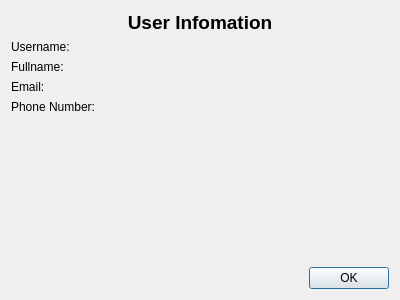
Qt form src/components/dialogs/user/userdetailsdialog.ui (DamPhuQuy/Scientific-Article-Management) before a commit.
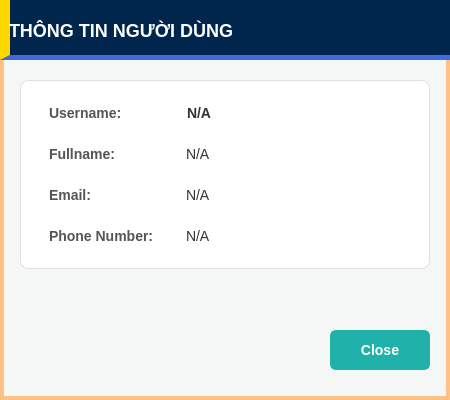
The same form after that commit.

What changed in the file:
```diff
--- a/src/components/dialogs/user/userdetailsdialog.ui
+++ b/src/components/dialogs/user/userdetailsdialog.ui
@@ -6,37 +6,104 @@
    <rect>
     <x>0</x>
     <y>0</y>
-    <width>400</width>
-    <height>300</height>
+    <width>450</width>
+    <height>400</height>
    </rect>
   </property>
   <property name="windowTitle">
    <string>Author Details</string>
   </property>
-  <property name="modal">
-   <bool>true</bool>
+  <property name="styleSheet">
+   <string notr="true">QDialog#UserDetailsDialog{background-color:#f4f7f6;border:4px solid #FFC085;}QWidget{font-family:&quot;Segoe UI&quot;,Arial,sans-serif;font-size:14px;}</string>
   </property>
   <layout class="QVBoxLayout" name="verticalLayout">
+   <property name="spacing">
+    <number>0</number>
+   </property>
+   <property name="leftMargin">
+    <number>0</number>
+   </property>
+   <property name="topMargin">
+    <number>0</number>
+   </property>
+   <property name="rightMargin">
+    <number>0</number>
+   </property>
+   <property name="bottomMargin">
+    <number>20</number>
+   </property>
+   <item>
+    <widget class="QWidget" name="headerContainer" native="true">
+     <property name="minimumSize">
+      <size>
+       <width>0</width>
+       <height>60</height>
+      </size>
+     </property>
+     <property name="styleSheet">
+      <string notr="true">QWidget#headerContainer{background-color:#00264d;border-bottom:5px solid #4169E1;border-left:10px solid #FFD700;}</string>
+     </property>
+     <layout class="QHBoxLayout" name="horizontalLayout">
    <item>
     <widget class="QLabel" name="labelDetailName">
-     <property name="font">
-      <font>
-       <pointsize>14</pointsize>
-       <bold>true</bold>
-      </font>
+        <property name="styleSheet">
+         <string notr="true">color:#ffffff;font-weight:900;font-size:18px;background:transparent;</string>
      </property>
      <property name="text">
-      <string>User Infomation</string>
+         <string>THÔNG TIN NGƯỜI DÙNG</string>
      </property>
      <property name="alignment">
-      <set>Qt::AlignmentFlag::AlignCenter</set>
+         <set>Qt::AlignmentFlag::AlignLeading|Qt::AlignmentFlag::AlignLeft|Qt::AlignmentFlag::AlignVCenter</set>
      </property>
     </widget>
    </item>
+     </layout>
+    </widget>
+   </item>
    <item>
+    <widget class="QWidget" name="bodyContainer" native="true">
+     <layout class="QVBoxLayout" name="verticalLayout_2">
+      <property name="leftMargin">
+       <number>20</number>
+      </property>
+      <property name="topMargin">
+       <number>20</number>
+      </property>
+      <property name="rightMargin">
+       <number>20</number>
+      </property>
+      <property name="bottomMargin">
+       <number>10</number>
+      </property>
+      <item>
+       <widget class="QWidget" name="infoBox" native="true">
+        <property name="styleSheet">
+         <string notr="true">QWidget#infoBox{background-color:#ffffff;border:1px solid #e0e0e0;border-radius:8px;}QLabel{padding:5px;}</string>
+        </property>
     <layout class="QFormLayout" name="formLayoutDetails">
+         <property name="horizontalSpacing">
+          <number>15</number>
+         </property>
+         <property name="verticalSpacing">
+          <number>15</number>
+         </property>
+         <property name="leftMargin">
+          <number>20</number>
+         </property>
+         <property name="topMargin">
+          <number>20</number>
+         </property>
+         <property name="rightMargin">
+          <number>20</number>
+         </property>
+         <property name="bottomMargin">
+          <number>20</number>
+         </property>
      <item row="0" column="0">
       <widget class="QLabel" name="lblUsername">
+           <property name="styleSheet">
+            <string notr="true">font-weight:bold;color:#555555;</string>
+           </property>
        <property name="text">
         <string>Username:</string>
        </property>
@@ -44,13 +111,19 @@
      </item>
      <item row="0" column="1">
       <widget class="QLabel" name="labelDetailUsername">
+           <property name="styleSheet">
+            <string notr="true">color:#333333;font-weight:bold;</string>
+           </property>
        <property name="text">
-        <string/>
+            <string>N/A</string>
        </property>
       </widget>
      </item>
      <item row="1" column="0">
       <widget class="QLabel" name="lblFullName">
+           <property name="styleSheet">
+            <string notr="true">font-weight:bold;color:#555555;</string>
+           </property>
        <property name="text">
         <string>Fullname:</string>
        </property>
@@ -58,13 +131,19 @@
      </item>
      <item row="1" column="1">
       <widget class="QLabel" name="labelDetailFullname">
+           <property name="styleSheet">
+            <string notr="true">color:#333333;</string>
+           </property>
        <property name="text">
-        <string/>
+            <string>N/A</string>
        </property>
       </widget>
      </item>
      <item row="2" column="0">
       <widget class="QLabel" name="lblEmail">
+           <property name="styleSheet">
+            <string notr="true">font-weight:bold;color:#555555;</string>
+           </property>
        <property name="text">
         <string>Email:</string>
        </property>
@@ -72,13 +151,19 @@
      </item>
      <item row="2" column="1">
       <widget class="QLabel" name="labelDetailEmail">
+           <property name="styleSheet">
+            <string notr="true">color:#333333;</string>
+           </property>
        <property name="text">
-        <string/>
+            <string>N/A</string>
        </property>
       </widget>
      </item>
      <item row="3" column="0">
       <widget class="QLabel" name="lblPhoneNumer">
+           <property name="styleSheet">
+            <string notr="true">font-weight:bold;color:#555555;</string>
+           </property>
        <property name="text">
         <string>Phone Number:</string>
        </property>
@@ -86,12 +171,16 @@
      </item>
      <item row="3" column="1">
       <widget class="QLabel" name="labelDetailPhoneNumber">
+           <property name="styleSheet">
+            <string notr="true">color:#333333;</string>
+           </property>
        <property name="text">
-        <string/>
+            <string>N/A</string>
        </property>
       </widget>
      </item>
     </layout>
+       </widget>
    </item>
    <item>
     <spacer name="verticalSpacer">
@@ -107,8 +196,6 @@
     </spacer>
    </item>
    <item>
-    <layout class="QVBoxLayout" name="verticalLayout_3">
-     <item>
       <layout class="QHBoxLayout" name="horizontalLayout_2">
        <item>
         <spacer name="horizontalSpacer">
@@ -125,17 +212,27 @@
        </item>
        <item>
         <widget class="QPushButton" name="okBtn">
+          <property name="minimumSize">
+           <size>
+            <width>100</width>
+            <height>40</height>
+           </size>
+          </property>
          <property name="cursor">
           <cursorShape>PointingHandCursor</cursorShape>
          </property>
+          <property name="styleSheet">
+           <string notr="true">QPushButton{background-color:#20B2AA;border:2px solid #20B2AA;border-radius:6px;color:white;font-weight:bold;}QPushButton:hover{background-color:#17a098;}QPushButton:pressed{background-color:#0e6b65;}</string>
+          </property>
          <property name="text">
-          <string>OK</string>
+           <string>Close</string>
          </property>
         </widget>
        </item>
       </layout>
      </item>
     </layout>
+    </widget>
    </item>
   </layout>
  </widget>
```
Left out of the diff: 19 changed lines with no effect on the pictures. Lines whose indentation alone changed are shown as unchanged.
